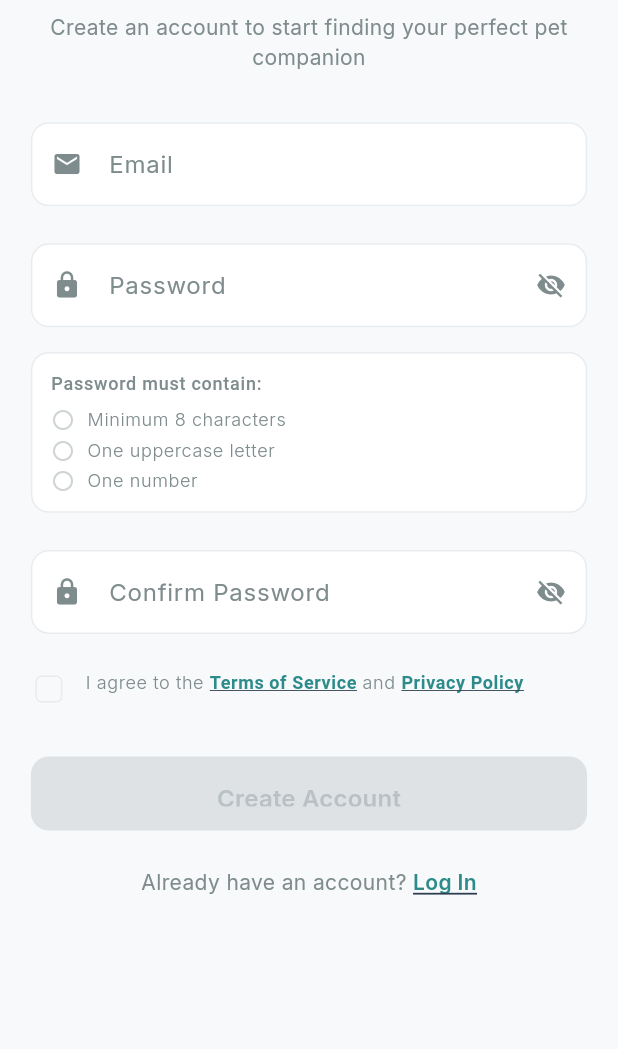
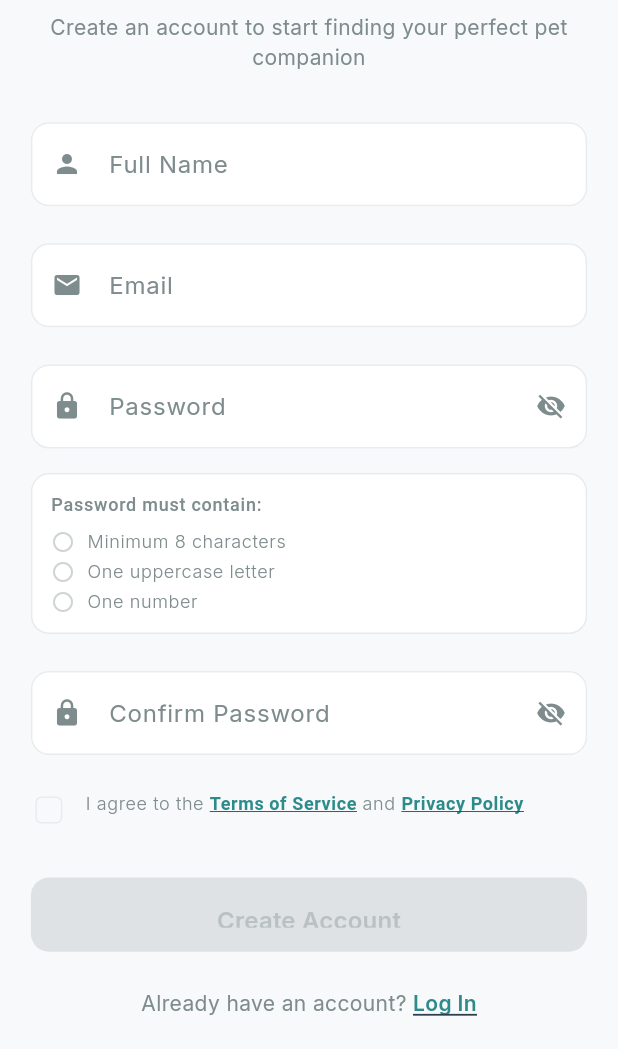
Before and after one commit to pbm21sdp/licenta, a Flutter app: the RegisterScreen screen opened by its route, on a phone screen of 412 x 824 dp, the part 187-1236 px from its top. Run offline on Flutter 3.47's test engine with Material 3 defaults, Android fonts, the phone set to English and light mode, and no system bars; our stand-ins replace cached_network_image, connectivity_plus, dio, flutter_card_swiper, flutter_svg, google_fonts and 3 more; accounts and stored records are empty; network calls fail.

Commit message:
integrated auth screens with backend API

```diff
--- a/mobileapp/lib/presentation/register_screen/register_screen.dart
+++ b/mobileapp/lib/presentation/register_screen/register_screen.dart
@@ -3,6 +3,8 @@ import 'package:sizer/sizer.dart';
 
 import '../../core/app_export.dart';
 import '../../widgets/custom_icon_widget.dart';
+import '../../services/auth_service.dart';
+import '../../services/api_client.dart';
 
 /// Register Screen for new user account creation
 /// Implements progressive form validation with real-time feedback
@@ -19,11 +21,16 @@ class _RegisterScreenState extends State<RegisterScreen> {
   final _emailController = TextEditingController();
   final _passwordController = TextEditingController();
   final _confirmPasswordController = TextEditingController();
+  final _nameController = TextEditingController();
+
+  // Auth service pentru înregistrare reală
+  final AuthService _authService = AuthService();
 
   bool _obscurePassword = true;
   bool _obscureConfirmPassword = true;
   bool _termsAccepted = false;
   bool _isLoading = false;
+  String? _errorMessage;
 
   // Validation states
   bool _emailValid = false;
@@ -40,6 +47,7 @@ class _RegisterScreenState extends State<RegisterScreen> {
     _emailController.dispose();
     _passwordController.dispose();
     _confirmPasswordController.dispose();
+    _nameController.dispose();
     super.dispose();
   }
 
@@ -80,28 +88,36 @@ class _RegisterScreenState extends State<RegisterScreen> {
   Future<void> _handleRegister() async {
     if (!_isFormValid) return;
 
-    setState(() => _isLoading = true);
+    setState(() {
+      _isLoading = true;
+      _errorMessage = null;
+    });
 
     try {
-      // Simulate account creation
-      await Future.delayed(const Duration(seconds: 2));
+      // Apel real la API pentru înregistrare
+      final response = await _authService.register(
+        _nameController.text.trim(),
+        _emailController.text.trim(),
+        _passwordController.text,
+      );
 
       if (!mounted) return;
 
-      // Show success message briefly
+      if (response.success) {
+        // Afișează mesaj de succes
         ScaffoldMessenger.of(context).showSnackBar(
           SnackBar(
             content: Text(
-            'Account created successfully!',
+              response.message,
               style: Theme.of(context).snackBarTheme.contentTextStyle,
             ),
             backgroundColor: Theme.of(context).colorScheme.tertiary,
-          duration: const Duration(seconds: 1),
+            duration: const Duration(seconds: 2),
           ),
         );
 
-      // Navigate to onboarding after brief delay
-      await Future.delayed(const Duration(milliseconds: 1500));
+        // Navighează la onboarding
+        await Future.delayed(const Duration(milliseconds: 500));
 
         if (!mounted) return;
 
@@ -109,18 +125,21 @@ class _RegisterScreenState extends State<RegisterScreen> {
           context,
           rootNavigator: true,
         ).pushReplacementNamed('/onboarding-questionnaire');
+      } else {
+        setState(() {
+          _errorMessage = response.message;
+        });
+      }
+    } on ApiException catch (e) {
+      if (!mounted) return;
+      setState(() {
+        _errorMessage = e.message;
+      });
     } catch (e) {
       if (!mounted) return;
-
-      ScaffoldMessenger.of(context).showSnackBar(
-        SnackBar(
-          content: Text(
-            'Registration failed. Please try again.',
-            style: Theme.of(context).snackBarTheme.contentTextStyle,
-          ),
-          backgroundColor: Theme.of(context).colorScheme.error,
-        ),
-      );
+      setState(() {
+        _errorMessage = 'A apărut o eroare. Verifică conexiunea la internet.';
+      });
     } finally {
       if (mounted) {
         setState(() => _isLoading = false);
@@ -177,6 +196,61 @@ class _RegisterScreenState extends State<RegisterScreen> {
                   ),
 
                   SizedBox(height: 4.h),
+
+                  // Error message
+                  if (_errorMessage != null) ...[
+                    Container(
+                      padding: EdgeInsets.all(3.w),
+                      decoration: BoxDecoration(
+                        color: theme.colorScheme.error.withValues(alpha: 0.1),
+                        borderRadius: BorderRadius.circular(2.w),
+                        border: Border.all(
+                          color: theme.colorScheme.error.withValues(alpha: 0.3),
+                        ),
+                      ),
+                      child: Row(
+                        children: [
+                          CustomIconWidget(
+                            iconName: 'error_outline',
+                            color: theme.colorScheme.error,
+                            size: 20,
+                          ),
+                          SizedBox(width: 2.w),
+                          Expanded(
+                            child: Text(
+                              _errorMessage!,
+                              style: theme.textTheme.bodySmall?.copyWith(
+                                color: theme.colorScheme.error,
+                              ),
+                            ),
+                          ),
+                        ],
+                      ),
+                    ),
+                    SizedBox(height: 2.h),
+                  ],
+
+                  // Name field
+                  TextFormField(
+                    controller: _nameController,
+                    keyboardType: TextInputType.name,
+                    textInputAction: TextInputAction.next,
+                    textCapitalization: TextCapitalization.words,
+                    decoration: InputDecoration(
+                      labelText: 'Full Name',
+                      hintText: 'Enter your full name',
+                      prefixIcon: Padding(
+                        padding: EdgeInsets.all(3.w),
+                        child: CustomIconWidget(
+                          iconName: 'person',
+                          color: theme.colorScheme.onSurfaceVariant,
+                          size: 20,
+                        ),
+                      ),
+                    ),
+                  ),
+
+                  SizedBox(height: 3.h),
 
                   // Email field
                   TextFormField(
--- a/mobileapp/lib/presentation/welcome_screen/welcome_screen.dart
+++ b/mobileapp/lib/presentation/welcome_screen/welcome_screen.dart
@@ -1,7 +1,6 @@
 import 'package:flutter/material.dart';
 import 'package:sizer/sizer.dart';
 
-import '../../core/app_export.dart';
 
 /// Minimalist Welcome Screen
 /// Clean design with pet illustration and teal accent buttons
```
Also changed, not shown: mobileapp/lib/presentation/login_screen/login_screen.dart (+60 -16 lines), mobileapp/lib/presentation/onboarding_questionnaire/onboarding_questionnaire.dart (+54 -3 lines). Lines whose indentation alone changed are shown as unchanged.
